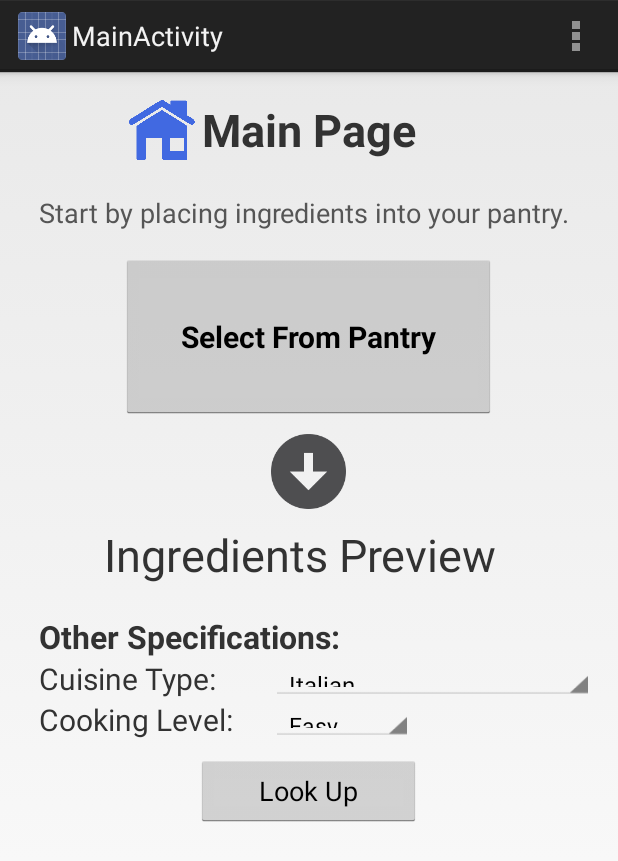
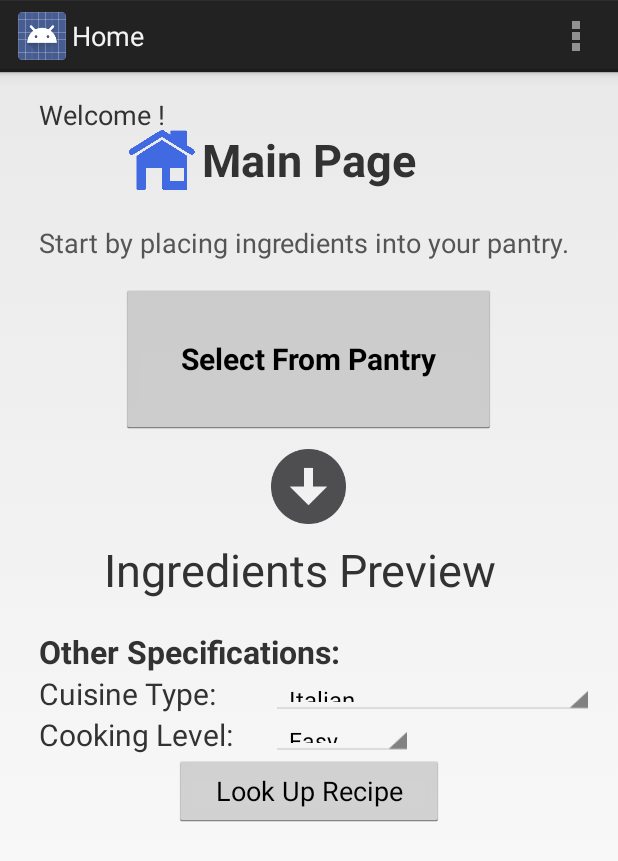
Before and after one commit to dcdinicola/Group_App_Working_Folder_The_Pantry_Planner, an Android app: the screen it shows after launch (MainActivity), after a tap on "LOGIN", on a phone screen of 412 x 824 dp. Shown: the top 861 px of the screen. Run offline under Robolectric (Android 15) with nearby library versions, the phone set to English and light mode, and no system bars.

Commit message:
programmatically altering views
- passing username from login activity to main activity
- fix some id stuff in main activity
- change page titles to “Home”, “Recipe”, “Recipe Detail”, “Profile”,
“Add Recipe” and “Pantry”

```diff
--- a/MyFirstApplication-2/app/src/main/java/com/irissonghy/myfirstapplication/LoginActivity.java
+++ b/MyFirstApplication-2/app/src/main/java/com/irissonghy/myfirstapplication/LoginActivity.java
@@ -8,10 +8,12 @@ import android.os.Bundle;
 import android.view.Menu;
 import android.view.MenuItem;
 import android.view.View;
+import android.widget.EditText;
 
 
 public class LoginActivity extends Activity {
-
+    //Add the EXTRA_MESSAGE definition
+    public final static String EXTRA_MESSAGE = "com.irissonghy.myfirstapplication.MESSAGE";
     @Override
     protected void onCreate(Bundle savedInstanceState) {
         super.onCreate(savedInstanceState);
@@ -43,6 +45,9 @@ public class LoginActivity extends Activity {
 
     public void logIn(View view) {
         Intent loginIntent = new Intent(this, MainActivity.class);
+        EditText userName = (EditText) findViewById(R.id.editTextName); //use findViewById() to get the EditText element and add its text value to the intent
+        String displayName = userName.getText().toString(); //Create a string-type variable displayName to store the text value of userName
+        loginIntent.putExtra(EXTRA_MESSAGE, displayName); //The putExtra() method takes the key name in the first parameter and the value in the second parameter
         startActivity(loginIntent);
 
     }
--- a/MyFirstApplication-2/app/src/main/java/com/irissonghy/myfirstapplication/MainActivity.java
+++ b/MyFirstApplication-2/app/src/main/java/com/irissonghy/myfirstapplication/MainActivity.java
@@ -8,8 +8,7 @@ import android.view.Menu;
 import android.view.MenuItem;
 import android.content.Intent;
 import android.view.View;
-
-
+import android.widget.TextView;
 
 
 public class MainActivity extends Activity {
@@ -51,11 +50,14 @@ public class MainActivity extends Activity {
         super.onCreate(savedInstanceState);
         setContentView(R.layout.activity_main);
         Intent mainIntent = getIntent();
+        String displayName = mainIntent.getStringExtra(LoginActivity.EXTRA_MESSAGE);//get the intent and extract the username delivered by LoginActivity
+        TextView userName = (TextView) findViewById(R.id.textViewUsername);//set the text of textViewUsername on main page
+        userName.setText("Welcome " + displayName + "!");
+
     }
     // new intent to open pantry popup
     public void showMyPantry(View view) {
         Intent intent=new Intent(this,PantryPopupActivity.class);
-        startActivity (intent);
     }
     // new intent to open AddRecipeActivity from main
     public void goToAddRecipe (View view) {
--- a/MyFirstApplication-2/app/src/main/res/layout/activity_main.xml
+++ b/MyFirstApplication-2/app/src/main/res/layout/activity_main.xml
@@ -5,33 +5,40 @@
     android:paddingRight="@dimen/activity_horizontal_margin"
     android:paddingTop="@dimen/activity_vertical_margin"
     android:paddingBottom="@dimen/activity_vertical_margin"
-    tools:context="com.irissonghy.myfirstapplication.FavoritesActivity"
-    android:id="@+id/RelativeLayoutFavorites">
-
+    tools:context="com.irissonghy.myfirstapplication.MainActivity"
+    android:id="@+id/RelativeLayoutMain">
+    <TextView
+        android:layout_width="fill_parent"
+        android:layout_height="20dp"
+        android:layout_alignParentTop="true"
+        android:id="@+id/textViewUsername"
+        android:textSize="18sp"
+        android:typeface="sans"
+        android:paddingLeft="10dp" />
     <ImageView
         android:layout_width="45dp"
         android:layout_height="45dp"
-        android:id="@+id/imageFavorites"
+        android:id="@+id/imageMain"
         android:src="@drawable/home"
-        android:layout_alignParentTop="true"
-        android:layout_toLeftOf="@+id/textViewFavorites"
-        android:layout_toStartOf="@+id/textViewFavorites" />
+        android:layout_toLeftOf="@+id/textViewMain"
+        android:layout_toStartOf="@+id/textViewMain"
+        android:layout_below="@+id/textViewUsername" />
     <TextView
         android:layout_width="150dp"
         android:layout_height="45dp"
         android:text="Main Page"
-        android:id="@+id/textViewFavorites"
+        android:id="@+id/textViewMain"
         android:textSize="30sp"
         android:textStyle="bold"
         android:typeface="sans"
         android:layout_alignWithParentIfMissing="false"
         android:gravity="center_vertical|center_horizontal"
-        android:layout_alignParentTop="true"
-        android:layout_centerHorizontal="true" />
+        android:layout_centerHorizontal="true"
+        android:layout_below="@+id/textViewUsername" />
     <Space
         android:layout_width="fill_parent"
         android:layout_height="20dp"
-        android:layout_below="@+id/imageFavorites"
+        android:layout_below="@+id/imageMain"
         android:layout_alignParentLeft="true"
         android:layout_alignParentStart="true"
         android:id="@+id/space" />
@@ -40,7 +47,7 @@
         android:layout_width="wrap_content"
         android:layout_height="wrap_content"
         android:text="Start by placing ingredients into your pantry."
-        android:id="@+id/textViewFavDescription"
+        android:id="@+id/textViewPantry"
         android:layout_below="@+id/space"
         android:layout_alignParentLeft="true"
         android:layout_alignParentStart="true"
@@ -51,13 +58,13 @@
 
     <Button
         android:layout_width="250dp"
-        android:layout_height="110dp"
+        android:layout_height="100dp"
         android:text="Select From Pantry"
         android:id="@+id/button3"
         android:layout_centerHorizontal="true"
         android:textSize="20sp"
         android:textStyle="bold"
-        android:layout_below="@+id/textViewFavDescription" />
+        android:layout_below="@+id/textViewPantry" />
 
     <ImageView
         android:layout_width="50dp"
@@ -98,12 +105,12 @@
         android:textSize="21sp"
         android:textStyle="bold"
         android:paddingLeft="10dp"
-        android:layout_toStartOf="@+id/textViewFavorites"
+        android:layout_toStartOf="@+id/textViewMain"
         android:layout_below="@+id/space2"
         android:layout_alignParentLeft="true"
         android:layout_alignParentStart="true"
-        android:layout_alignRight="@+id/textViewFavorites"
-        android:layout_alignEnd="@+id/textViewFavorites" />
+        android:layout_alignRight="@+id/textViewMain"
+        android:layout_alignEnd="@+id/textViewMain" />
 
     <TextView
         android:layout_width="wrap_content"
@@ -113,12 +120,12 @@
         android:textSize="20sp"
         android:textStyle="normal"
         android:paddingLeft="10dp"
-        android:layout_toStartOf="@+id/textViewFavorites"
+        android:layout_toStartOf="@+id/textViewMain"
         android:layout_below="@+id/textView2"
         android:layout_alignParentLeft="true"
         android:layout_alignParentStart="true"
-        android:layout_alignRight="@+id/textViewFavorites"
-        android:layout_alignEnd="@+id/textViewFavorites" />
+        android:layout_alignRight="@+id/textViewMain"
+        android:layout_alignEnd="@+id/textViewMain" />
 
     <TextView
         android:layout_width="wrap_content"
@@ -136,14 +143,13 @@
         android:layout_alignEnd="@+id/imageView" />
 
     <Button
-        android:layout_width="150dp"
+        android:layout_width="180dp"
         android:layout_height="wrap_content"
-        android:text="Look Up"
+        android:text="Look Up Recipe"
         android:id="@+id/button4"
-        android:layout_below="@+id/textView4"
         android:layout_centerHorizontal="true"
-        android:layout_marginTop="10dp"
-        android:onClick="lookUpRecipe" />
+        android:onClick="lookUpRecipe"
+        android:layout_below="@+id/textView4" />
 
     <Spinner
         android:layout_width="300dp"
--- a/MyFirstApplication-2/app/src/main/res/values/strings.xml
+++ b/MyFirstApplication-2/app/src/main/res/values/strings.xml
@@ -5,8 +5,8 @@
     <string name="hello_world">Hello world!</string>
     <string name="action_settings">Settings</string>
     <string name="app_headline">The Pantry Planner</string>
-    <string name="title_activity_main">MainActivity</string>
-    <string name="title_activity_favorites">FavoritesActivity</string>
+    <string name="title_activity_main">Home</string>
+    <string name="title_activity_favorites">Favorites</string>
 
     <string-array name="nav_array">
         <item>Main Page</item>
@@ -15,11 +15,11 @@
         <item>My Profile</item>
     </string-array>
 
-    <string name="title_activity_look_up_recipe">LookUpRecipeActivity</string>
-    <string name="title_activity_recipe_detail">RecipeDetailActivity</string>
-    <string name="title_activity_pantry_popup">PantryPopupActivity</string>
-    <string name="title_activity_add_recipe">AddRecipeActivity</string>
-    <string name="title_activity_profile">ProfileActivity</string>
+    <string name="title_activity_look_up_recipe">Recipe</string>
+    <string name="title_activity_recipe_detail">Recipe Detail</string>
+    <string name="title_activity_pantry_popup">Pantry</string>
+    <string name="title_activity_add_recipe">Add Recipe</string>
+    <string name="title_activity_profile">Profile</string>
     <!-- adding string to attempt to remove a pantry popup error -->
     <string name="veggies">PantryPopupActivity</string>
 
```
